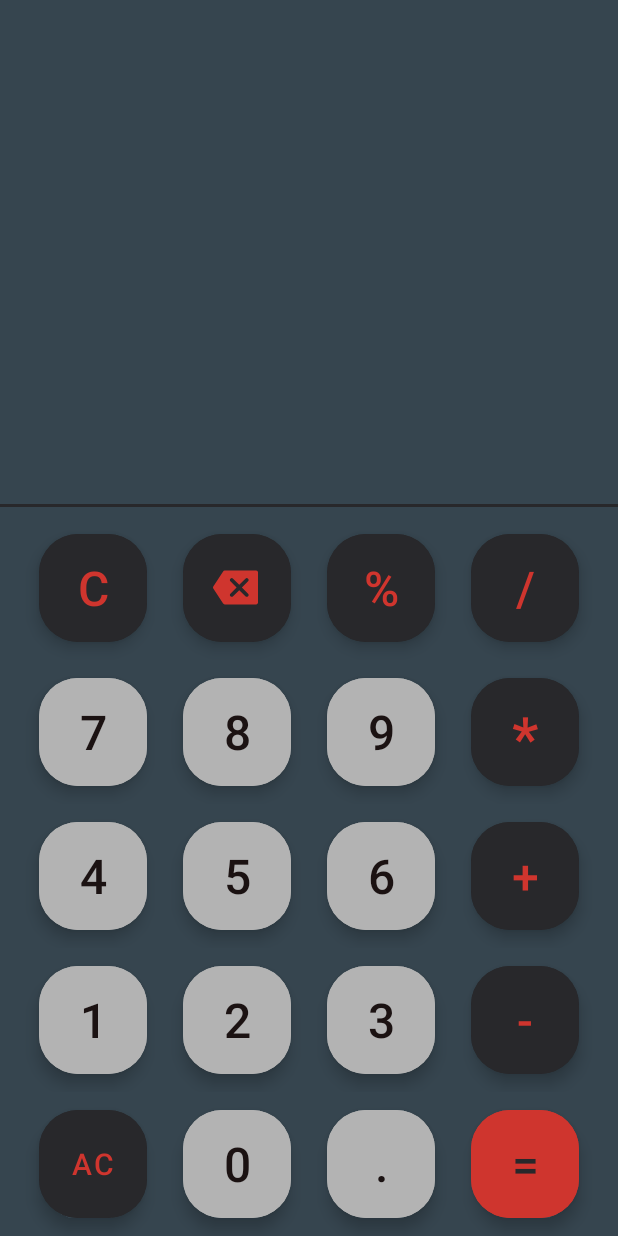
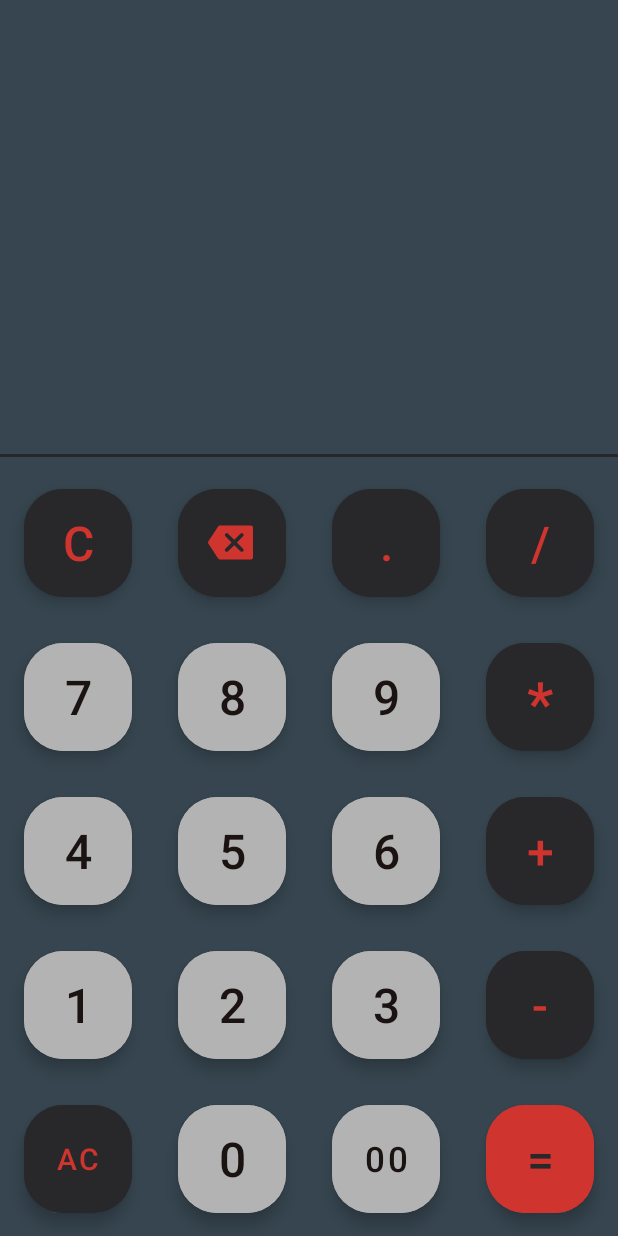
Before and after one commit to santhoshswamyv/Calculator, an Android app: the layout activity_main.xml on its own in the app's theme, with its tools: preview values and no code run, on a phone screen of 412 x 824 dp. Run offline under Robolectric (Android 15) with nearby library versions, the phone set to English and light mode, and no system bars.

Commit message:
Interface commit

```diff
--- a/app/src/main/res/layout/activity_main.xml
+++ b/app/src/main/res/layout/activity_main.xml
@@ -14,7 +14,7 @@
         android:text=""
         android:textAlignment="viewEnd"
         android:layout_marginEnd="12dp"
-        android:textSize="32dp"
+        android:textSize="32sp"
         android:textColor="#1B1212"
         app:layout_constraintBottom_toTopOf="@+id/result_tv"
         app:layout_constraintEnd_toEndOf="parent"
@@ -67,8 +67,8 @@
                 android:backgroundTint="#28282B"
                 android:textColor="@color/btnBackground2"
                 android:onClick="onClearClick"
-                android:textSize="32dp"
-                android:layout_margin="12dp"
+                android:textSize="32sp"
+                android:layout_margin="15dp"
                 android:text="C"/>
 
             <com.google.android.material.button.MaterialButton
@@ -76,7 +76,7 @@
                 style="@style/Widget.MaterialComponents.ExtendedFloatingActionButton"
                 android:layout_width="72dp"
                 android:layout_height="72dp"
-                android:layout_margin="12dp"
+                android:layout_margin="15dp"
                 android:backgroundTint="#28282B"
                 android:onClick="onBackClick"
                 app:cornerRadius="26dp"
@@ -85,7 +85,7 @@
                 app:iconTint="@color/btnBackground2"
                 tools:ignore="SpeakableTextPresentCheck" />
             <com.google.android.material.button.MaterialButton
-                android:id="@+id/btn_modulo"
+                android:id="@+id/btn_dot"
                 android:layout_width="72dp"
                 android:layout_height="72dp"
                 app:cornerRadius="26dp"
@@ -93,9 +93,9 @@
                 android:backgroundTint="#28282B"
                 android:textColor="@color/btnBackground2"
                 android:onClick="onOperatorClick"
-                android:textSize="32dp"
-                android:layout_margin="12dp"
-                android:text="%"/>
+                android:textSize="32sp"
+                android:layout_margin="15dp"
+                android:text="."/>
             <com.google.android.material.button.MaterialButton
                 android:id="@+id/btn_divide"
                 android:layout_width="72dp"
@@ -105,8 +105,8 @@
                 android:backgroundTint="#28282B"
                 android:textColor="@color/btnBackground2"
                 android:onClick="onOperatorClick"
-                android:textSize="32dp"
-                android:layout_margin="12dp"
+                android:textSize="32sp"
+                android:layout_margin="15dp"
                 android:text="/"/>
 
 
@@ -128,8 +128,8 @@
                 android:backgroundTint="#B3B3B3"
                 android:textColor="#1B1212"
                 android:onClick="onDigitClick"
-                android:textSize="32dp"
-                android:layout_margin="12dp"
+                android:textSize="32sp"
+                android:layout_margin="15dp"
                 android:text="7"/>
             <com.google.android.material.button.MaterialButton
                 android:id="@+id/btn_8"
@@ -140,8 +140,8 @@
                 android:backgroundTint="#B3B3B3"
                 android:textColor="#1B1212"
                 android:onClick="onDigitClick"
-                android:textSize="32dp"
-                android:layout_margin="12dp"
+                android:textSize="32sp"
+                android:layout_margin="15dp"
                 android:text="8"/>
             <com.google.android.material.button.MaterialButton
                 android:id="@+id/btn_9"
@@ -152,8 +152,8 @@
                 android:backgroundTint="#B3B3B3"
                 android:textColor="#1B1212"
                 android:onClick="onDigitClick"
-                android:textSize="32dp"
-                android:layout_margin="12dp"
+                android:textSize="32sp"
+                android:layout_margin="15dp"
                 android:text="9"/>
             <com.google.android.material.button.MaterialButton
                 android:id="@+id/btn_multiply"
@@ -164,8 +164,8 @@
                 android:backgroundTint="#28282B"
                 android:textColor="@color/btnBackground2"
                 android:onClick="onOperatorClick"
-                android:textSize="40dp"
-                android:layout_margin="12dp"
+                android:textSize="40sp"
+                android:layout_margin="15dp"
                 android:text="*"/>
 
 
@@ -187,8 +187,8 @@
                 android:backgroundTint="#B3B3B3"
                 android:textColor="#1B1212"
                 android:onClick="onDigitClick"
-                android:textSize="32dp"
-                android:layout_margin="12dp"
+                android:textSize="32sp"
+                android:layout_margin="15dp"
                 android:text="4"/>
             <com.google.android.material.button.MaterialButton
                 android:id="@+id/btn_5"
@@ -199,8 +199,8 @@
                 android:backgroundTint="#B3B3B3"
                 android:textColor="#1B1212"
                 android:onClick="onDigitClick"
-                android:textSize="32dp"
-                android:layout_margin="12dp"
+                android:textSize="32sp"
+                android:layout_margin="15dp"
                 android:text="5"/>
             <com.google.android.material.button.MaterialButton
                 android:id="@+id/btn_6"
@@ -211,8 +211,8 @@
                 android:backgroundTint="#B3B3B3"
                 android:textColor="#1B1212"
                 android:onClick="onDigitClick"
-                android:textSize="32dp"
-                android:layout_margin="12dp"
+                android:textSize="32sp"
+                android:layout_margin="15dp"
                 android:text="6"/>
             <com.google.android.material.button.MaterialButton
                 android:id="@+id/btn_add"
@@ -223,8 +223,8 @@
                 android:backgroundTint="#28282B"
                 android:textColor="@color/btnBackground2"
                 android:onClick="onOperatorClick"
-                android:textSize="32dp"
-                android:layout_margin="12dp"
+                android:textSize="32sp"
+                android:layout_margin="15dp"
                 android:text="+"/>
 
 
@@ -246,8 +246,8 @@
                 android:backgroundTint="#B3B3B3"
                 android:textColor="#1B1212"
                 android:onClick="onDigitClick"
-                android:textSize="32dp"
-                android:layout_margin="12dp"
+                android:textSize="32sp"
+                android:layout_margin="15dp"
                 android:text="1"/>
             <com.google.android.material.button.MaterialButton
                 android:id="@+id/btn_2"
@@ -258,8 +258,8 @@
                 android:backgroundTint="#B3B3B3"
                 android:textColor="#1B1212"
                 android:onClick="onDigitClick"
-                android:textSize="32dp"
-                android:layout_margin="12dp"
+                android:textSize="32sp"
+                android:layout_margin="15dp"
                 android:text="2"/>
             <com.google.android.material.button.MaterialButton
                 android:id="@+id/btn_3"
@@ -270,8 +270,8 @@
                 android:backgroundTint="#B3B3B3"
                 android:textColor="#1B1212"
                 android:onClick="onDigitClick"
-                android:textSize="32dp"
-                android:layout_margin="12dp"
+                android:textSize="32sp"
+                android:layout_margin="15dp"
                 android:text="3"/>
             <com.google.android.material.button.MaterialButton
                 android:id="@+id/btn_sub"
@@ -282,8 +282,8 @@
                 android:backgroundTint="#28282B"
                 android:textColor="@color/btnBackground2"
                 android:onClick="onOperatorClick"
-                android:textSize="32dp"
-                android:layout_margin="12dp"
+                android:textSize="32sp"
+                android:layout_margin="15dp"
                 android:text="-"/>
 
 
@@ -305,8 +305,8 @@
                 android:backgroundTint="#28282B"
                 android:textColor="@color/btnBackground2"
                 android:onClick="onAllclearClick"
-                android:textSize="20dp"
-                android:layout_margin="12dp"
+                android:textSize="20sp"
+                android:layout_margin="15dp"
                 android:text="AC"/>
             <com.google.android.material.button.MaterialButton
                 android:id="@+id/btn_0"
@@ -317,11 +317,11 @@
                 android:backgroundTint="#B3B3B3"
                 android:textColor="#1B1212"
                 android:onClick="onDigitClick"
-                android:textSize="32dp"
-                android:layout_margin="12dp"
+                android:textSize="32sp"
+                android:layout_margin="15dp"
                 android:text="0"/>
             <com.google.android.material.button.MaterialButton
-                android:id="@+id/btn_dot"
+                android:id="@+id/btn_doublezero"
                 android:layout_width="72dp"
                 android:layout_height="72dp"
                 app:cornerRadius="26dp"
@@ -329,9 +329,9 @@
                 android:backgroundTint="#B3B3B3"
                 android:textColor="#1B1212"
                 android:onClick="onDigitClick"
-                android:textSize="32dp"
-                android:layout_margin="12dp"
-                android:text="."/>
+                android:textSize="23sp"
+                android:layout_margin="15dp"
+                android:text="00"/>
             <com.google.android.material.button.MaterialButton
                 android:id="@+id/btn_equals"
                 android:layout_width="72dp"
@@ -341,8 +341,8 @@
                 android:backgroundTint="@color/btnBackground2"
                 android:textColor="#28282B"
                 android:onClick="onEqualClick"
-                android:textSize="32dp"
-                android:layout_margin="12dp"
+                android:textSize="32sp"
+                android:layout_margin="15dp"
                 android:text="="/>
 
 
```
Also changed, not shown: 4 other files.
